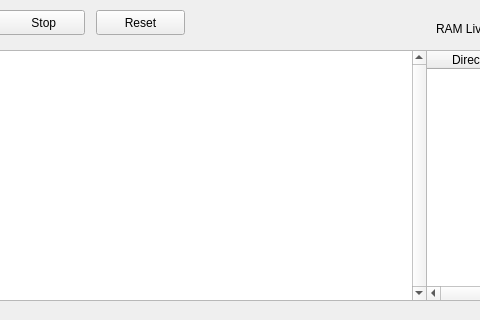
This is Pro-Pruebas/C_IDE/mainwindow.ui in paoqch/Proyecto-1-Datos-2 as Qt 5 draws it before an edit; both pictures show x 124 to 604 and y 0 to 320 of the 980 by 611 pixel window. The edited form follows.
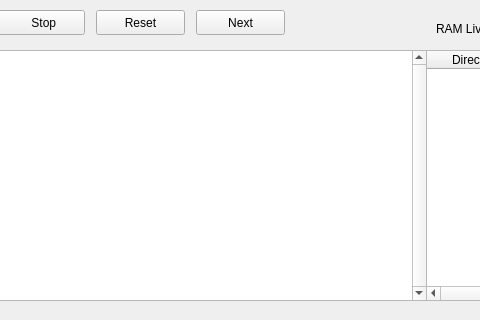
This is the edited form. Icons and pictures are not drawn.

```diff
--- a/Pro-Pruebas/C_IDE/mainwindow.ui
+++ b/Pro-Pruebas/C_IDE/mainwindow.ui
@@ -212,6 +212,19 @@
      <string>Reset</string>
     </property>
    </widget>
+   <widget class="QPushButton" name="Next">
+    <property name="geometry">
+     <rect>
+      <x>320</x>
+      <y>10</y>
+      <width>89</width>
+      <height>25</height>
+     </rect>
+    </property>
+    <property name="text">
+     <string>Next</string>
+    </property>
+   </widget>
   </widget>
   <widget class="QMenuBar" name="menubar">
    <property name="geometry">
```
